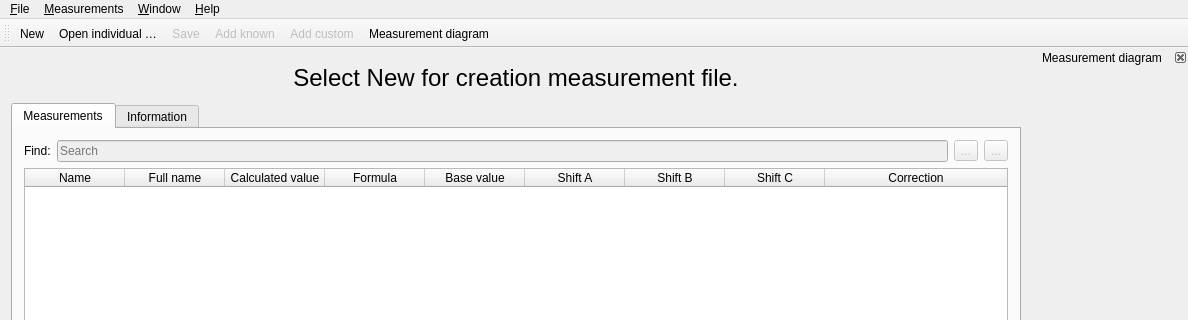
dismine/valentina, file src/app/tape/tmainwindow.ui: the form before one commit; both pictures show x 0 to 1188 and y 0 to 320 of the 1188 by 836 pixel window.
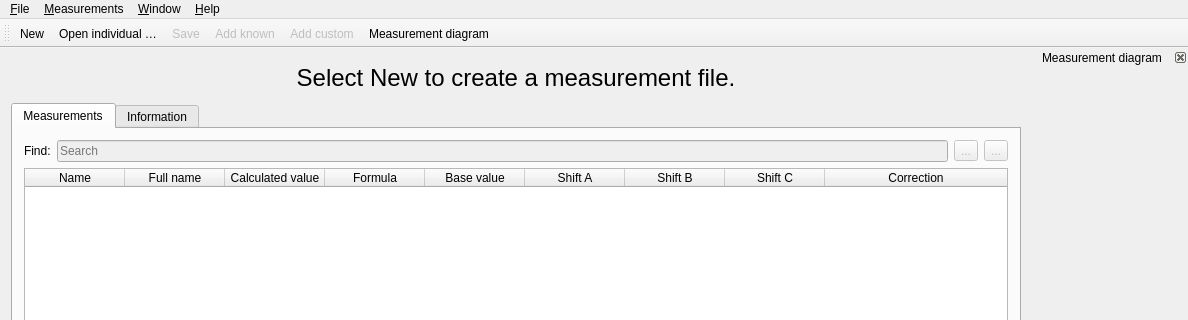
The form after the commit. Icons and pictures are not drawn. Custom widgets are drawn as their Qt base class.

Commit message: "Select New for creation measurement file" should be "Select New to create a measurement file". Closes #128

```diff
--- a/src/app/tape/tmainwindow.ui
+++ b/src/app/tape/tmainwindow.ui
@@ -34,7 +34,7 @@
        </sizepolicy>
       </property>
       <property name="text">
-       <string>&lt;html&gt;&lt;head/&gt;&lt;body&gt;&lt;p&gt;&lt;span style=&quot; font-size:18pt;&quot;&gt;Select New for creation measurement file.&lt;/span&gt;&lt;/p&gt;&lt;/body&gt;&lt;/html&gt;</string>
+       <string>&lt;html&gt;&lt;head/&gt;&lt;body&gt;&lt;p&gt;&lt;span style=&quot; font-size:18pt;&quot;&gt;Select New to create a measurement file.&lt;/span&gt;&lt;/p&gt;&lt;/body&gt;&lt;/html&gt;</string>
       </property>
       <property name="alignment">
        <set>Qt::AlignCenter</set>
```
Left out of the diff: 2 changed lines with no effect on the pictures.
